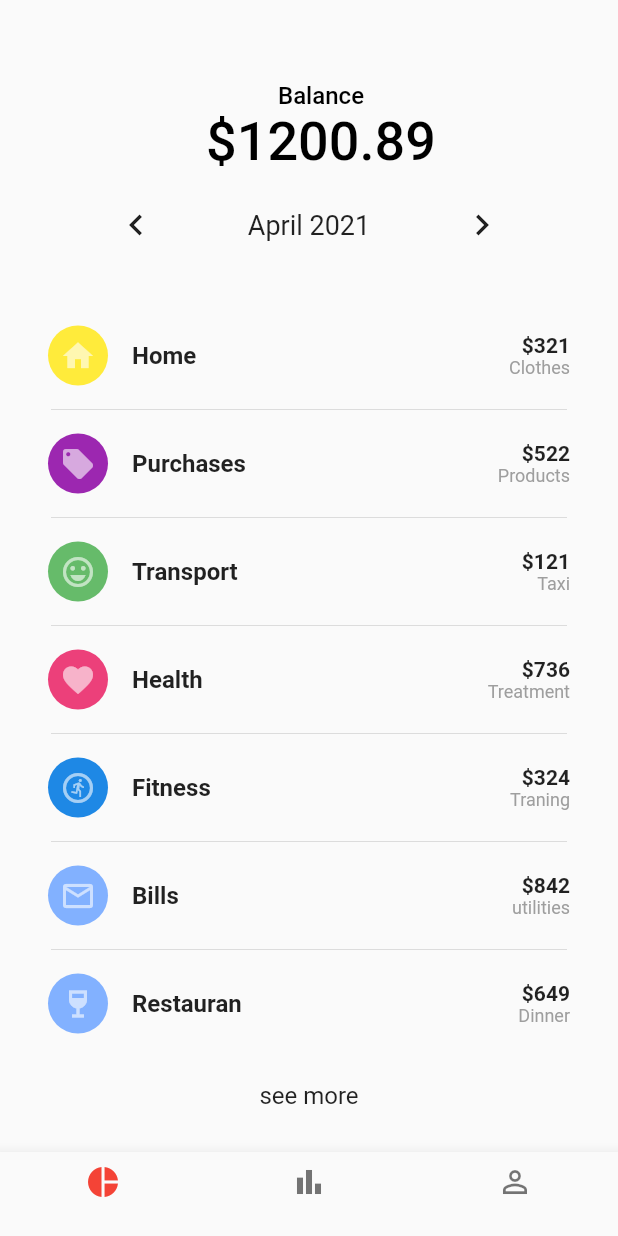
After one commit to Bad-lion/flutterUiTraning, a Flutter app: the screen it shows after launch, after a tap on "Balance", on a phone screen of 412 x 824 dp. The commit adds this screen. Run offline on Flutter 3.47's test engine with Material 2 defaults, Android fonts, the phone set to English and light mode, and no system bars.

Commit message:
add balance screen

```diff
--- /dev/null
+++ b/ui_practics/lib/balance.dart
@@ -0,0 +1,349 @@
+import 'package:flutter/material.dart';
+import 'package:flutter/rendering.dart';
+
+class Balance extends StatelessWidget {
+  @override
+  Widget build(BuildContext context) {
+    return MaterialApp(
+      home: Scaffold(
+        bottomNavigationBar: BottomNavigationBar(
+          fixedColor: Colors.red,
+          items: const <BottomNavigationBarItem>[
+            BottomNavigationBarItem(
+              icon: Icon(Icons.pie_chart),
+              label: '',
+            ),
+            BottomNavigationBarItem(
+              icon: Icon(Icons.bar_chart),
+              label: '',
+            ),
+            BottomNavigationBarItem(
+              icon: Icon(Icons.person_outline),
+              label: '',
+            ),
+          ],
+        ),
+        appBar: AppBar(
+          toolbarHeight: 120,
+          backgroundColor: Colors.transparent,
+          elevation: 0.0,
+          title: Padding(
+            padding: EdgeInsets.only(top: 50.0, left: 16.0),
+            child: Center(
+              child: Column(
+                children: [
+                  Text(
+                    'Balance',
+                    style: TextStyle(
+                      fontSize: 16.0,
+                      color: Colors.black,
+                    ),
+                  ),
+                  Text(
+                    '\$1200.89',
+                    style: TextStyle(
+                      fontSize: 36.0,
+                      color: Colors.black,
+                    ),
+                  ),
+                ],
+              ),
+            ),
+          ),
+        ),
+        body: Padding(
+          padding: EdgeInsets.all(
+            16.0,
+          ),
+          child: Column(
+            children: [
+              Row(
+                mainAxisAlignment: MainAxisAlignment.spaceEvenly,
+                children: [
+                  Icon(
+                    Icons.chevron_left,
+                    size: 28.0,
+                  ),
+                  Text(
+                    "April 2021",
+                    style: TextStyle(fontSize: 18.0),
+                  ),
+                  Icon(
+                    Icons.chevron_right,
+                    size: 28.0,
+                  ),
+                ],
+              ),
+              SizedBox(
+                height: 45,
+              ),
+              Container(
+                child: Column(
+                  children: [
+                    ListTile(
+                      title: Text(
+                        "Home",
+                        style: TextStyle(
+                            fontSize: 16.0, fontWeight: FontWeight.bold),
+                      ),
+                      leading: Stack(alignment: Alignment.center, children: [
+                        CircleAvatar(
+                          backgroundColor: Colors.yellow,
+                        ),
+                        Icon(
+                          Icons.home,
+                          color: Colors.white60,
+                        )
+                      ]),
+                      trailing: Column(
+                        crossAxisAlignment: CrossAxisAlignment.end,
+                        mainAxisAlignment: MainAxisAlignment.center,
+                        children: [
+                          Text(
+                            "\$321",
+                            style: TextStyle(
+                                fontSize: 14.0, fontWeight: FontWeight.bold),
+                          ),
+                          Text(
+                            "Clothes",
+                            style:
+                                TextStyle(fontSize: 12.0, color: Colors.grey),
+                          ),
+                        ],
+                      ),
+                    ),
+                    Padding(
+                      padding: const EdgeInsets.symmetric(horizontal: 18.0),
+                      child: Divider(),
+                    ),
+                    ListTile(
+                      title: Text(
+                        "Purchases",
+                        style: TextStyle(
+                            fontSize: 16.0, fontWeight: FontWeight.bold),
+                      ),
+                      leading: Stack(alignment: Alignment.center, children: [
+                        CircleAvatar(
+                          backgroundColor: Colors.purple,
+                        ),
+                        Icon(
+                          Icons.local_offer,
+                          color: Colors.white60,
+                        )
+                      ]),
+                      trailing: Column(
+                        crossAxisAlignment: CrossAxisAlignment.end,
+                        mainAxisAlignment: MainAxisAlignment.center,
+                        children: [
+                          Text(
+                            "\$522",
+                            style: TextStyle(
+                                fontSize: 14.0, fontWeight: FontWeight.bold),
+                          ),
+                          Text(
+                            "Products",
+                            style:
+                                TextStyle(fontSize: 12.0, color: Colors.grey),
+                          ),
+                        ],
+                      ),
+                    ),
+                    Padding(
+                      padding: const EdgeInsets.symmetric(horizontal: 18.0),
+                      child: Divider(),
+                    ),
+                    ListTile(
+                      title: Text(
+                        "Transport",
+                        style: TextStyle(
+                            fontSize: 16.0, fontWeight: FontWeight.bold),
+                      ),
+                      leading: Stack(alignment: Alignment.center, children: [
+                        CircleAvatar(
+                          backgroundColor: Colors.green.shade400,
+                        ),
+                        Icon(
+                          Icons.emoji_emotions_outlined,
+                          color: Colors.white60,
+                        )
+                      ]),
+                      trailing: Column(
+                        crossAxisAlignment: CrossAxisAlignment.end,
+                        mainAxisAlignment: MainAxisAlignment.center,
+                        children: [
+                          Text(
+                            "\$121",
+                            style: TextStyle(
+                                fontSize: 14.0, fontWeight: FontWeight.bold),
+                          ),
+                          Text(
+                            "Taxi",
+                            style:
+                                TextStyle(fontSize: 12.0, color: Colors.grey),
+                          ),
+                        ],
+                      ),
+                    ),
+                    Padding(
+                      padding: const EdgeInsets.symmetric(horizontal: 18.0),
+                      child: Divider(),
+                    ),
+                    ListTile(
+                      title: Text(
+                        "Health",
+                        style: TextStyle(
+                            fontSize: 16.0, fontWeight: FontWeight.bold),
+                      ),
+                      leading: Stack(alignment: Alignment.center, children: [
+                        CircleAvatar(
+                          backgroundColor: Colors.pink.shade400,
+                        ),
+                        Icon(
+                          Icons.favorite,
+                          color: Colors.white60,
+                        )
+                      ]),
+                      trailing: Column(
+                        crossAxisAlignment: CrossAxisAlignment.end,
+                        mainAxisAlignment: MainAxisAlignment.center,
+                        children: [
+                          Text(
+                            "\$736",
+                            style: TextStyle(
+                                fontSize: 14.0, fontWeight: FontWeight.bold),
+                          ),
+                          Text(
+                            "Treatment",
+                            style:
+                                TextStyle(fontSize: 12.0, color: Colors.grey),
+                          ),
+                        ],
+                      ),
+                    ),
+                    Padding(
+                      padding: const EdgeInsets.symmetric(horizontal: 18.0),
+                      child: Divider(),
+                    ),
+                    ListTile(
+                      title: Text(
+                        "Fitness",
+                        style: TextStyle(
+                            fontSize: 16.0, fontWeight: FontWeight.bold),
+                      ),
+                      leading: Stack(alignment: Alignment.center, children: [
+                        CircleAvatar(
+                          backgroundColor: Colors.blue.shade600,
+                        ),
+                        Icon(
+                          Icons.run_circle_outlined,
+                          color: Colors.white60,
+                        )
+                      ]),
+                      trailing: Column(
+                        crossAxisAlignment: CrossAxisAlignment.end,
+                        mainAxisAlignment: MainAxisAlignment.center,
+                        children: [
+                          Text(
+                            "\$324",
+                            style: TextStyle(
+                                fontSize: 14.0, fontWeight: FontWeight.bold),
+                          ),
+                          Text(
+                            "Traning",
+                            style:
+                                TextStyle(fontSize: 12.0, color: Colors.grey),
+                          ),
+                        ],
+                      ),
+                    ),
+                    Padding(
+                      padding: const EdgeInsets.symmetric(horizontal: 18.0),
+                      child: Divider(),
+                    ),
+                    ListTile(
+                      title: Text(
+                        "Bills",
+                        style: TextStyle(
+                            fontSize: 16.0, fontWeight: FontWeight.bold),
+                      ),
+                      leading: Stack(alignment: Alignment.center, children: [
+                        CircleAvatar(
+                          backgroundColor: Colors.blueAccent.shade100,
+                        ),
+                        Icon(
+                          Icons.email_outlined,
+                          color: Colors.white60,
+                        )
+                      ]),
+                      trailing: Column(
+                        crossAxisAlignment: CrossAxisAlignment.end,
+                        mainAxisAlignment: MainAxisAlignment.center,
+                        children: [
+                          Text(
+                            "\$842",
+                            style: TextStyle(
+                                fontSize: 14.0, fontWeight: FontWeight.bold),
+                          ),
+                          Text(
+                            "utilities",
+                            style:
+                                TextStyle(fontSize: 12.0, color: Colors.grey),
+                          ),
+                        ],
+                      ),
+                    ),
+                    Padding(
+                      padding: const EdgeInsets.symmetric(horizontal: 18.0),
+                      child: Divider(),
+                    ),
+                    ListTile(
+                      title: Text(
+                        "Restauran",
+                        style: TextStyle(
+                            fontSize: 16.0, fontWeight: FontWeight.bold),
+                      ),
+                      leading: Stack(alignment: Alignment.center, children: [
+                        CircleAvatar(
+                          backgroundColor: Colors.blueAccent.shade100,
+                        ),
+                        Icon(
+                          Icons.wine_bar,
+                          color: Colors.white60,
+                        )
+                      ]),
+                      trailing: Column(
+                        crossAxisAlignment: CrossAxisAlignment.end,
+                        mainAxisAlignment: MainAxisAlignment.center,
+                        children: [
+                          Text(
+                            "\$649",
+                            style: TextStyle(
+                                fontSize: 14.0, fontWeight: FontWeight.bold),
+                          ),
+                          Text(
+                            "Dinner",
+                            style:
+                                TextStyle(fontSize: 12.0, color: Colors.grey),
+                          ),
+                        ],
+                      ),
+                    ),
+                    Padding(
+                      padding: const EdgeInsets.only(top: 24.0),
+                      child: Center(
+                        child: Text(
+                          "see more",
+                          style: TextStyle(fontSize: 16.0),
+                        ),
+                      ),
+                    ),
+                  ],
+                ),
+              )
+            ],
+          ),
+        ),
+      ),
+    );
+  }
+}
--- a/ui_practics/lib/main.dart
+++ b/ui_practics/lib/main.dart
@@ -1,4 +1,5 @@
 import 'package:flutter/material.dart';
+import 'package:ui_practics/balance.dart';
 import 'package:ui_practics/portfolio.dart';
 import './weather1.dart';
 import './weather2.dart';
@@ -17,7 +18,8 @@ class MyApp extends StatelessWidget {
       routes: {
         "/wheatherApp": (context) => WeatherApp(),
         "/wheater2": (context) => WeatherApp2(),
-        '/portfolio': (context) => Portfolio()
+        '/portfolio': (context) => Portfolio(),
+        '/balance': (context) => Balance(),
       },
     );
   }
@@ -52,7 +54,9 @@ class MainApp extends StatelessWidget {
               child: Text("Portfolio"),
             ),
             ElevatedButton(
-              onPressed: null,
+              onPressed: () {
+                Navigator.pushNamed(context, "/balance");
+              },
               child: Text("Balance"),
             ),
             ElevatedButton(
```
